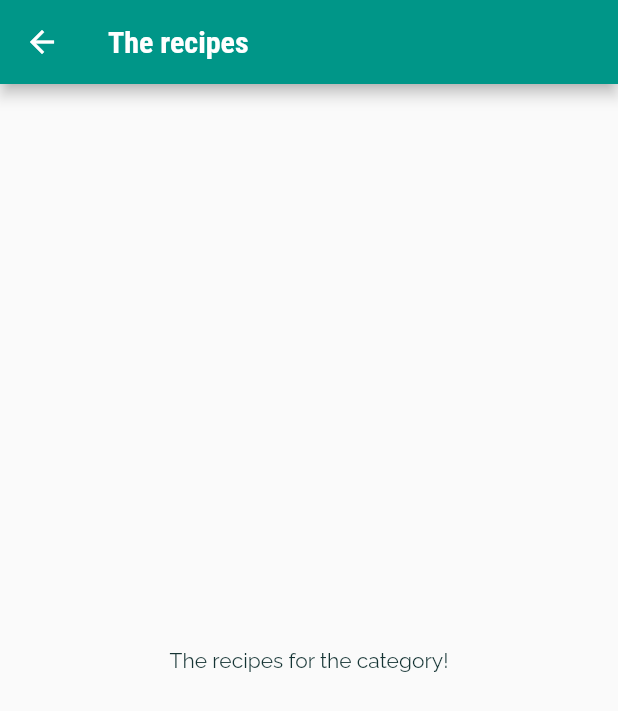
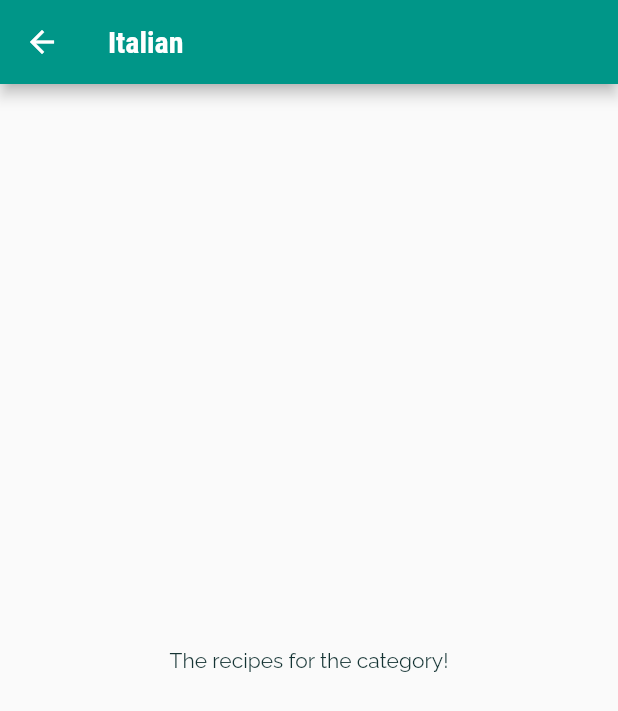
Before and after one commit to j-dolenc/Flutter, a Flutter app: the screen it shows after launch, after a tap on "Italian", on a phone screen of 412 x 824 dp. Shown: the top 711 px of the screen. Run offline on Flutter 3.47's test engine with Material 2 defaults, Android fonts, the phone set to English and light mode, and no system bars.

Commit message:
passing data

```diff
--- a/meals_app/lib/categories_screen.dart
+++ b/meals_app/lib/categories_screen.dart
@@ -17,7 +17,7 @@ class CategoriesScreen extends StatelessWidget {
         padding: const EdgeInsets.all(25),
         children: DUMMY_CATEGORIES
             .map(
-              (cat) => CategoryItem(cat.title, cat.color),
+              (cat) => CategoryItem(cat.id, cat.title, cat.color),
             )
             .toList(),
         gridDelegate: SliverGridDelegateWithMaxCrossAxisExtent(
--- a/meals_app/lib/category_item.dart
+++ b/meals_app/lib/category_item.dart
@@ -2,14 +2,15 @@ import 'package:flutter/material.dart';
 import 'category_meals_screen.dart';
 
 class CategoryItem extends StatelessWidget {
+  final String id;
   final String title;
   final Color color;
 
-  CategoryItem(this.title, this.color);
+  CategoryItem(this.id, this.title, this.color);
 
   void selectCategory(BuildContext ctx) {
-    Navigator.of(ctx)
-        .push(MaterialPageRoute(builder: (_) => CategoryMealsScreen()));
+    Navigator.of(ctx).push(
+        MaterialPageRoute(builder: (_) => CategoryMealsScreen(id, title)));
   }
 
   @override
--- a/meals_app/lib/category_meals_screen.dart
+++ b/meals_app/lib/category_meals_screen.dart
@@ -1,18 +1,16 @@
-import 'package:flutter/cupertino.dart';
 import 'package:flutter/material.dart';
-import 'package:flutter/src/foundation/key.dart';
-import 'package:flutter/src/widgets/container.dart';
-import 'package:flutter/src/widgets/framework.dart';
 
 class CategoryMealsScreen extends StatelessWidget {
-  const CategoryMealsScreen({Key key}) : super(key: key);
+  final String categoryId;
+  final String categoryTitle;
+  const CategoryMealsScreen(this.categoryId, this.categoryTitle);
 
   @override
   Widget build(BuildContext context) {
     return Scaffold(
       appBar: AppBar(
         title: Text(
-          "The recipes",
+          categoryTitle,
         ),
       ),
       body: Center(
```
